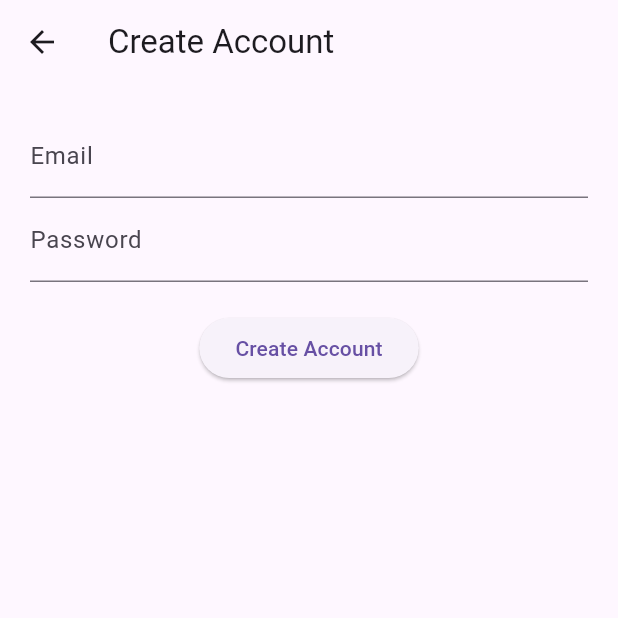
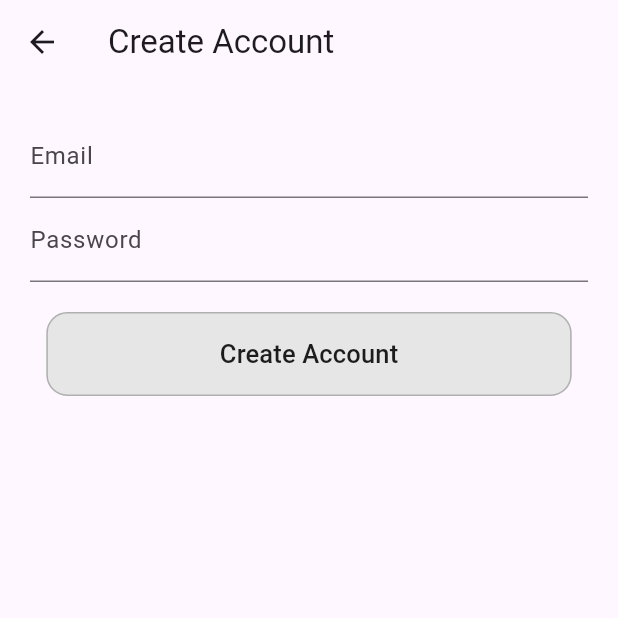
Before and after one commit to IleanaEscobar/the-visionaries-mobile, a Flutter app: the screen it shows after launch, after a tap on "Create Account", on a phone screen of 412 x 824 dp, the top half of it. Run offline on Flutter 3.47's test engine with Material 3 defaults, Android fonts, the phone set to English and light mode, and no system bars; our stand-ins replace firebase_auth, firebase_core; accounts and stored records are empty.

Commit message:
make start screen pretty

```diff
--- a/the_visionaries/lib/screens/control_panel.dart
+++ b/the_visionaries/lib/screens/control_panel.dart
@@ -19,7 +19,18 @@ class _ControlPanelState extends State<ControlPanel> {
       body: Column(
         mainAxisAlignment: MainAxisAlignment.center,
         children: [
-          const Icon(Icons.remove_red_eye, size: 40),
+          Container(
+            width: 60,
+            height: 60,
+            decoration: BoxDecoration(
+              color: const Color(0xFFE4F4FF),
+              shape: BoxShape.circle,
+            ),
+            child: Center(
+              child:
+                  Image.asset('assets/images/logo.png', width: 40, height: 40),
+            ),
+          ),
           const SizedBox(height: 20),
           LevelSelector(
             selected: selectedLevel,
--- a/the_visionaries/lib/screens/create_account_screen.dart
+++ b/the_visionaries/lib/screens/create_account_screen.dart
@@ -72,15 +72,40 @@ class _CreateAccountScreenState extends State<CreateAccountScreen> {
               obscureText: true,
             ),
             const SizedBox(height: 20),
-            ElevatedButton(
+            SizedBox(
+              width: MediaQuery.of(context).size.width * 0.85,
+              height: 56,
+              child: OutlinedButton(
                 onPressed: _isLoading ? null : _createAccount,
+                style: OutlinedButton.styleFrom(
+                  backgroundColor: const Color(0xFFE6E6E6),
+                  side: const BorderSide(
+                    color: Color(0xFFB0B0B0),
+                    width: 1,
+                  ),
+                  shape: RoundedRectangleBorder(
+                    borderRadius: BorderRadius.circular(14),
+                  ),
+                ),
                 child: _isLoading
                     ? const SizedBox(
                         width: 20,
                         height: 20,
-                      child: CircularProgressIndicator(strokeWidth: 2),
+                        child: CircularProgressIndicator(
+                          strokeWidth: 2,
+                          valueColor:
+                              AlwaysStoppedAnimation<Color>(Color(0xFF1C1C1C)),
+                        ),
                       )
-                  : const Text("Create Account"),
+                    : const Text(
+                        "Create Account",
+                        style: TextStyle(
+                          color: Color(0xFF1C1C1C),
+                          fontSize: 17,
+                          fontWeight: FontWeight.w500,
+                        ),
+                      ),
+              ),
             ),
           ],
         ),
--- a/the_visionaries/lib/screens/login_screen.dart
+++ b/the_visionaries/lib/screens/login_screen.dart
@@ -74,15 +74,37 @@ class _LoginScreenState extends State<LoginScreen> {
               obscureText: true,
             ),
             const SizedBox(height: 20),
-            ElevatedButton(
+            SizedBox(
+              width: MediaQuery.of(context).size.width * 0.85,
+              height: 56,
+              child: ElevatedButton(
                 onPressed: _isLoading ? null : _login,
+                style: ElevatedButton.styleFrom(
+                  backgroundColor: const Color(0xFF174F7C),
+                  foregroundColor: Colors.white,
+                  shape: RoundedRectangleBorder(
+                    borderRadius: BorderRadius.circular(14),
+                  ),
+                  elevation: 4,
+                ),
                 child: _isLoading
                     ? const SizedBox(
                         width: 20,
                         height: 20,
-                      child: CircularProgressIndicator(strokeWidth: 2),
+                        child: CircularProgressIndicator(
+                          strokeWidth: 2,
+                          valueColor:
+                              AlwaysStoppedAnimation<Color>(Colors.white),
+                        ),
                       )
-                  : const Text("Log in"),
+                    : const Text(
+                        "Log in",
+                        style: TextStyle(
+                          fontSize: 17,
+                          fontWeight: FontWeight.w500,
+                        ),
+                      ),
+              ),
             ),
           ],
         ),
--- a/the_visionaries/lib/screens/start_screen.dart
+++ b/the_visionaries/lib/screens/start_screen.dart
@@ -7,6 +7,8 @@ class StartScreen extends StatelessWidget {
   Widget build(BuildContext context) {
     return Scaffold(
       body: Container(
+        height: MediaQuery.of(context).size.height,
+        width: MediaQuery.of(context).size.width,
         decoration: const BoxDecoration(
           gradient: LinearGradient(
             colors: [Color(0xFF7CC6FE), Color(0xFF3A8DFF)],
@@ -14,20 +16,91 @@ class StartScreen extends StatelessWidget {
             end: Alignment.bottomCenter,
           ),
         ),
-        child: Center(
+        child: SingleChildScrollView(
           child: Column(
-            mainAxisAlignment: MainAxisAlignment.center,
             children: [
-              const Icon(Icons.remove_red_eye, size: 100, color: Colors.white),
-              const SizedBox(height: 40),
-              ElevatedButton(
-                onPressed: () => Navigator.pushNamed(context, '/login'),
-                child: const Text("Log in"),
+              SizedBox(height: MediaQuery.of(context).size.height * 0.08),
+              Center(
+                child: SizedBox(
+                  width: MediaQuery.of(context).size.width * 0.45,
+                  height: MediaQuery.of(context).size.width * 0.45,
+                  child: Container(
+                    decoration: BoxDecoration(
+                      color: const Color(0xFFE8F8FF),
+                      shape: BoxShape.circle,
+                      boxShadow: [
+                        BoxShadow(
+                          color: Colors.black.withOpacity(0.1),
+                          blurRadius: 8,
+                          offset: const Offset(0, 4),
+                        ),
+                      ],
+                    ),
+                    child: Center(
+                      child: Image.asset(
+                        'assets/images/logo.png',
+                        width: MediaQuery.of(context).size.width * 0.45,
+                        height: MediaQuery.of(context).size.width * 0.45,
+                      ),
+                    ),
+                  ),
+                ),
               ),
-              const SizedBox(height: 12),
-              OutlinedButton(
-                onPressed: () => Navigator.pushNamed(context, '/create'),
-                child: const Text("Create Account"),
+              SizedBox(height: MediaQuery.of(context).size.height * 0.08),
+              Center(
+                child: Column(
+                  children: [
+                    SizedBox(
+                      width: MediaQuery.of(context).size.width * 0.85,
+                      height: 56,
+                      child: ElevatedButton(
+                        onPressed: () => Navigator.pushNamed(context, '/login'),
+                        style: ElevatedButton.styleFrom(
+                          backgroundColor: const Color(0xFF174F7C),
+                          foregroundColor: Colors.white,
+                          shape: RoundedRectangleBorder(
+                            borderRadius: BorderRadius.circular(14),
+                          ),
+                          elevation: 4,
+                        ),
+                        child: const Text(
+                          "Log in",
+                          style: TextStyle(
+                            fontSize: 17,
+                            fontWeight: FontWeight.w500,
+                          ),
+                        ),
+                      ),
+                    ),
+                    const SizedBox(height: 16),
+                    SizedBox(
+                      width: MediaQuery.of(context).size.width * 0.85,
+                      height: 56,
+                      child: OutlinedButton(
+                        onPressed: () =>
+                            Navigator.pushNamed(context, '/create'),
+                        style: OutlinedButton.styleFrom(
+                          backgroundColor: const Color(0xFFFFFFFF),
+                          side: const BorderSide(
+                            color: Color(0xFF065791),
+                            width: 1,
+                          ),
+                          shape: RoundedRectangleBorder(
+                            borderRadius: BorderRadius.circular(14),
+                          ),
+                        ),
+                        child: const Text(
+                          "Create Account",
+                          style: TextStyle(
+                            color: Color(0xFF1C1C1C),
+                            fontSize: 17,
+                            fontWeight: FontWeight.w500,
+                          ),
+                        ),
+                      ),
+                    ),
+                  ],
+                ),
               ),
             ],
           ),
--- a/the_visionaries/pubspec.yaml
+++ b/the_visionaries/pubspec.yaml
@@ -59,9 +59,8 @@ flutter:
   uses-material-design: true
 
   # To add assets to your application, add an assets section, like this:
-  # assets:
-  #   - images/a_dot_burr.jpeg
-  #   - images/a_dot_ham.jpeg
+  assets:
+    - assets/images/
 
   # An image asset can refer to one or more resolution-specific "variants", see
   # https://flutter.dev/to/resolution-aware-images
```
Also changed, not shown: the_visionaries/assets/images/logo.png (added), 2 other files. Lines whose indentation alone changed are shown as unchanged.
